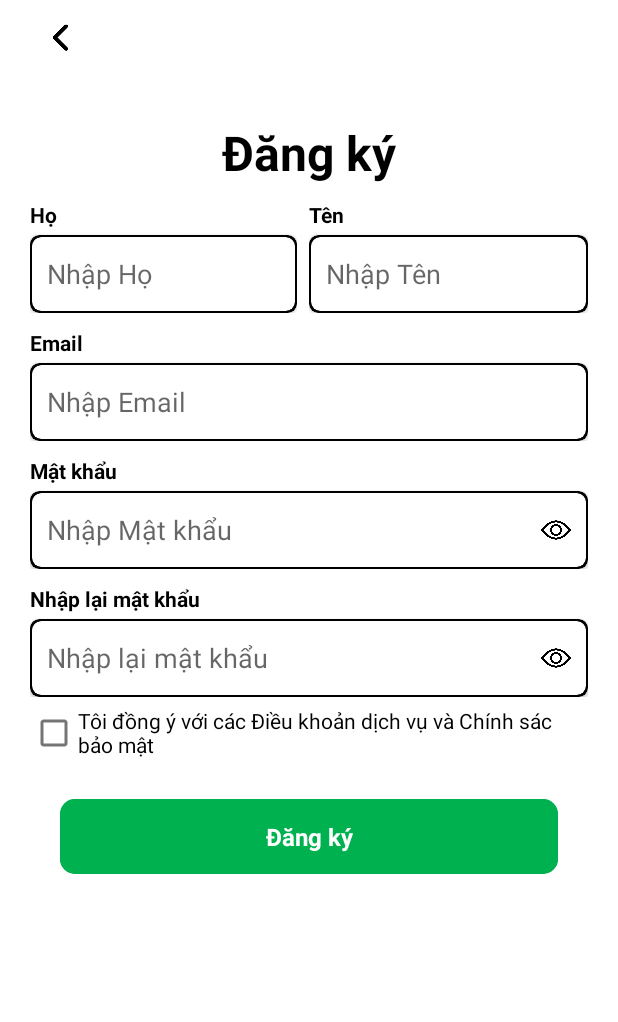
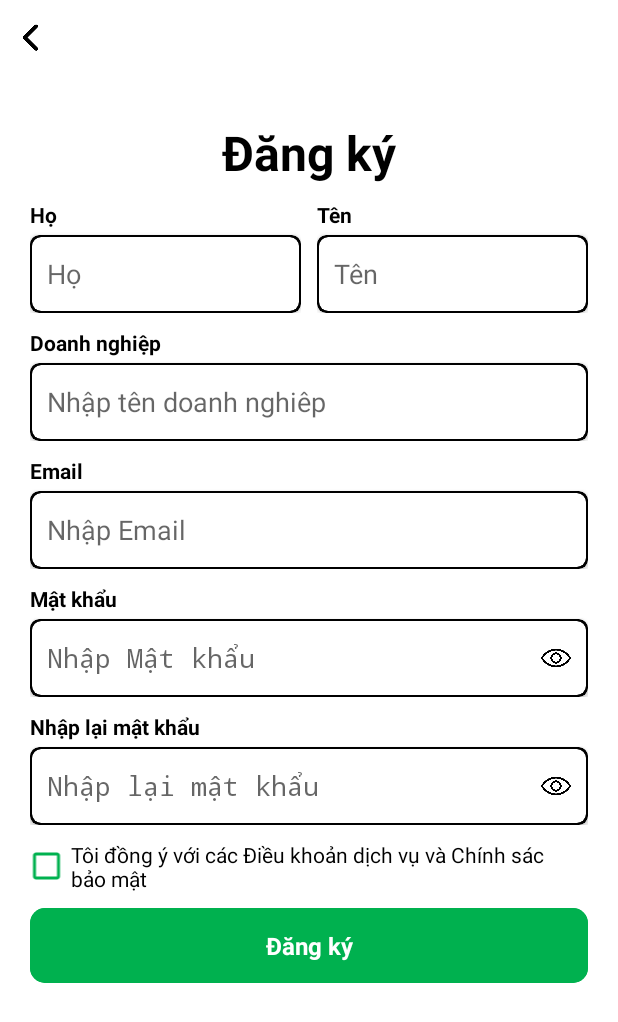
Before and after one commit to MingHieu/PTIT-OOP-TimViec, an Android app: the SignupScreen screen opened directly, with no data from a screen before it, on a phone screen of 412 x 824 dp. Shown: the top 1022 px of the screen. Run offline under Robolectric (Android 15) with nearby library versions, the light colour scheme and no system bars; libraries missing offline, so code that uses them is left out: com.kal.rackmonthpicker; 1 statement that could not run was skipped.

Commit message:
Fix CustomInput password type, add role for signup

```diff
--- a/app/src/main/java/com/example/timviec/components/CustomInput.java
+++ b/app/src/main/java/com/example/timviec/components/CustomInput.java
@@ -33,10 +33,9 @@ import java.util.Calendar;
  * TODO: document your custom view class.
  */
 public class CustomInput extends FrameLayout {
-    private ImageView mIcon;
     private String mText;
     private EditText mInput;
-
+    private Boolean showPass = false;
 
     public CustomInput(Context context) {
         super(context);
@@ -68,13 +67,12 @@ public class CustomInput extends FrameLayout {
             ((TextView) findViewById(R.id.custom_input_required)).setVisibility(View.GONE);
         }
 
-        // Input Right Icon
-        int iconResource = a.getResourceId(R.styleable.CustomInput_custom_input_icon, -1);
-        mIcon = findViewById(R.id.custom_input_icon);
-        if (iconResource != -1) {
-            mIcon.setImageResource(iconResource);
+        // Show password icon
+        ImageView showPassBtn = findViewById(R.id.custom_input_icon);
+        if (a.getString(R.styleable.CustomInput_custom_input_type).equals("1")) {
+            showPassBtn.setImageResource(R.drawable.ic_eye);
         } else {
-            mIcon.setVisibility(View.GONE);
+            showPassBtn.setVisibility(View.GONE);
         }
 
         // Actual Input
@@ -87,7 +85,21 @@ public class CustomInput extends FrameLayout {
                 mInput.setInputType(InputType.TYPE_CLASS_TEXT);
                 break;
             case "1":
-                mInput.setInputType(InputType.TYPE_TEXT_VARIATION_PASSWORD);
+                mInput.setInputType(InputType.TYPE_CLASS_TEXT | InputType.TYPE_TEXT_VARIATION_PASSWORD);
+                showPassBtn.setOnClickListener(new OnClickListener() {
+                    @Override
+                    public void onClick(View view) {
+                        if (showPass) {
+                            showPass = false;
+                            showPassBtn.setImageResource(R.drawable.ic_eye);
+                            mInput.setInputType(InputType.TYPE_CLASS_TEXT | InputType.TYPE_TEXT_VARIATION_PASSWORD);
+                        } else {
+                            showPass = true;
+                            showPassBtn.setImageResource(R.drawable.ic_eye_close);
+                            mInput.setInputType(InputType.TYPE_CLASS_TEXT);
+                        }
+                    }
+                });
                 break;
             case "2":
                 mInput.setInputType(InputType.TYPE_TEXT_FLAG_MULTI_LINE);
@@ -160,15 +172,6 @@ public class CustomInput extends FrameLayout {
         a.recycle();
     }
 
-    public void setHandleOnClickIcon(Runnable handleOnClickIcon) {
-        mIcon.setOnClickListener(new OnClickListener() {
-            @Override
-            public void onClick(View view) {
-                handleOnClickIcon.run();
-            }
-        });
-    }
-
     public String getmText() {
         return mText;
     }
--- a/app/src/main/java/com/example/timviec/views/SignupScreen.java
+++ b/app/src/main/java/com/example/timviec/views/SignupScreen.java
@@ -1,10 +1,10 @@
 package com.example.timviec.views;
-
-import androidx.appcompat.app.AppCompatActivity;
 
 import android.content.Intent;
 import android.os.Bundle;
+import android.view.View;
 import android.widget.CheckBox;
+import android.widget.LinearLayout;
 
 import com.example.timviec.R;
 import com.example.timviec.Utils;
@@ -21,6 +21,8 @@ public class SignupScreen extends Utils.BaseActivity {
     private CustomInput mRepeatPassword;
     private CheckBox mCheckboxCondition;
     private CustomButton mSignupButton;
+    private LinearLayout mNameWrapper;
+    private CustomInput mEnterpriseName;
 
     @Override
     protected void onCreate(Bundle savedInstanceState) {
@@ -29,11 +31,27 @@ public class SignupScreen extends Utils.BaseActivity {
 
         setUpScreen();
 
+        Bundle extras = getIntent().getExtras();
+        int roleId = extras.getInt("roleId");
+
+        mFirstName = findViewById(R.id.sign_up_first_name);
+        mLastName = findViewById(R.id.sign_up_last_name);
         mEmail = findViewById(R.id.sign_up_email);
         mPassword = findViewById(R.id.sign_up_password);
         mRepeatPassword = findViewById(R.id.sign_up_repeat_password);
         mCheckboxCondition = findViewById(R.id.sign_up_checkbox_condition);
         mSignupButton = findViewById(R.id.sign_up_button);
+        mNameWrapper = findViewById(R.id.sign_up_name_wrapper);
+        mEnterpriseName = findViewById(R.id.sign_up_enterprise_name);
+
+        switch (roleId){
+            case 1:
+                mEnterpriseName.setVisibility(View.GONE);
+                break;
+            case 2:
+                mNameWrapper.setVisibility(View.GONE);
+                break;
+        }
 
         mSignupButton.setHandleOnClick(new Runnable() {
             @Override
--- a/app/src/main/res/layout/activity_education_edit_screen.xml
+++ b/app/src/main/res/layout/activity_education_edit_screen.xml
@@ -69,13 +69,12 @@
 
             <CheckBox
                 android:id="@+id/education_edit_checkbox"
-                android:layout_width="wrap_content"
+                android:layout_width="match_parent"
                 android:layout_height="wrap_content"
                 android:layout_marginTop="10dp"
                 android:buttonTint="@color/primary"
                 android:minWidth="0dp"
                 android:minHeight="0dp"
-                android:paddingStart="0dp"
                 android:text="Tôi đang học ở đây"
                 android:translationX="-5dp" />
 
--- a/app/src/main/res/layout/activity_login_screen.xml
+++ b/app/src/main/res/layout/activity_login_screen.xml
@@ -38,7 +38,6 @@
             android:id="@+id/login_screen_password_input"
             android:layout_width="match_parent"
             android:layout_height="wrap_content"
-            app:custom_input_icon="@drawable/ic_eye"
             app:custom_input_placeholder="Nhập mật khẩu"
             app:custom_input_text="Mật khẩu"
             app:custom_input_type="password" />
@@ -52,7 +51,7 @@
             android:textColor="@color/primary" />
 
         <com.example.timviec.components.CustomButton
-            android:id="@+id/loginBtn"
+            android:id="@+id/login_screen_login_btn"
             android:layout_width="match_parent"
             android:layout_height="wrap_content"
             android:layout_marginTop="20dp"
@@ -76,6 +75,7 @@
                 android:text="Không có tài khoản? " />
 
             <TextView
+                android:id="@+id/login_screen_signup_btn"
                 android:layout_width="wrap_content"
                 android:layout_height="wrap_content"
                 android:text="Đăng kí"
--- a/app/src/main/res/layout/activity_signup_screen.xml
+++ b/app/src/main/res/layout/activity_signup_screen.xml
@@ -5,7 +5,7 @@
     android:layout_width="match_parent"
     android:layout_height="match_parent"
     android:orientation="vertical"
-    android:paddingHorizontal="20dp"
+
     tools:context=".views.SignupScreen">
 
     <include layout="@layout/custom_action_bar" />
@@ -14,7 +14,7 @@
         android:layout_width="wrap_content"
         android:layout_height="wrap_content"
         android:layout_gravity="center"
-        android:paddingTop="30dp"
+        android:layout_marginTop="30dp"
         android:text="Đăng ký"
         android:textColor="@color/on_background"
         android:textSize="32sp"
@@ -23,15 +23,22 @@
     <LinearLayout
         android:layout_width="match_parent"
         android:layout_height="wrap_content"
+        android:orientation="vertical"
+        android:paddingHorizontal="20dp">
+
+        <LinearLayout
+            android:id="@+id/sign_up_name_wrapper"
+            android:layout_width="match_parent"
+            android:layout_height="wrap_content"
             android:orientation="horizontal">
 
             <com.example.timviec.components.CustomInput
                 android:id="@+id/sign_up_first_name"
                 android:layout_width="match_parent"
                 android:layout_height="wrap_content"
+                android:layout_marginRight="5dp"
                 android:layout_weight="1"
-            android:paddingEnd="8dp"
-            app:custom_input_placeholder="Nhập Họ"
+                app:custom_input_placeholder="Họ"
                 app:custom_input_text="Họ"
                 app:custom_input_type="text" />
 
@@ -39,12 +46,21 @@
                 android:id="@+id/sign_up_last_name"
                 android:layout_width="match_parent"
                 android:layout_height="wrap_content"
+                android:layout_marginLeft="5dp"
                 android:layout_weight="1"
-            app:custom_input_placeholder="Nhập Tên"
+                app:custom_input_placeholder="Tên"
                 app:custom_input_text="Tên"
                 app:custom_input_type="text" />
 
         </LinearLayout>
+
+        <com.example.timviec.components.CustomInput
+            android:id="@+id/sign_up_enterprise_name"
+            android:layout_width="match_parent"
+            android:layout_height="wrap_content"
+            app:custom_input_placeholder="Nhập tên doanh nghiêp"
+            app:custom_input_text="Doanh nghiệp"
+            app:custom_input_type="text" />
 
         <com.example.timviec.components.CustomInput
             android:id="@+id/sign_up_email"
@@ -58,34 +74,34 @@
             android:id="@+id/sign_up_password"
             android:layout_width="match_parent"
             android:layout_height="wrap_content"
-        app:custom_input_icon="@drawable/ic_eye"
             app:custom_input_placeholder="Nhập Mật khẩu"
             app:custom_input_text="Mật khẩu"
-        app:custom_input_type="text" />
+            app:custom_input_type="password" />
 
         <com.example.timviec.components.CustomInput
             android:id="@+id/sign_up_repeat_password"
             android:layout_width="match_parent"
             android:layout_height="wrap_content"
-        app:custom_input_icon="@drawable/ic_eye"
             app:custom_input_placeholder="Nhập lại mật khẩu"
             app:custom_input_text="Nhập lại mật khẩu"
-        app:custom_input_type="text" />
+            app:custom_input_type="password" />
 
         <CheckBox
             android:id="@+id/sign_up_checkbox_condition"
             android:layout_width="match_parent"
             android:layout_height="wrap_content"
-        android:checked="false"
-        android:text="Tôi đồng ý với các Điều khoản dịch vụ và Chính sác bảo mật" />
-
+            android:layout_marginVertical="10dp"
+            android:buttonTint="@color/primary"
+            android:minWidth="0dp"
+            android:minHeight="0dp"
+            android:text="Tôi đồng ý với các Điều khoản dịch vụ và Chính sác bảo mật"
+            android:translationX="-5dp" />
 
         <com.example.timviec.components.CustomButton
             android:id="@+id/sign_up_button"
             android:layout_width="match_parent"
             android:layout_height="wrap_content"
             android:layout_gravity="center"
-        android:layout_margin="20dp"
             app:custom_button_text="Đăng ký" />
-
     </LinearLayout>
+</LinearLayout>
--- a/app/src/main/res/values/attrs_custom_input.xml
+++ b/app/src/main/res/values/attrs_custom_input.xml
@@ -1,7 +1,6 @@
 <resources>
     <declare-styleable name="CustomInput">
         <attr name="custom_input_text" format="string" />
-        <attr name="custom_input_icon" format="reference" />
         <attr name="custom_input_placeholder" format="string" />
         <attr name="custom_input_type" format="enum">
             <enum name="text" value="0" />
```
Also changed, not shown: app/src/main/AndroidManifest.xml (+2 -8 lines), app/src/main/java/com/example/timviec/views/LoginScreen.java (+19 -1 lines), app/src/main/res/drawable-v24/ic_eye.png (added), app/src/main/res/drawable-v24/ic_eye_close.png (added), app/src/main/res/drawable/ic_eye.png (deleted). Lines whose indentation alone changed are shown as unchanged.
